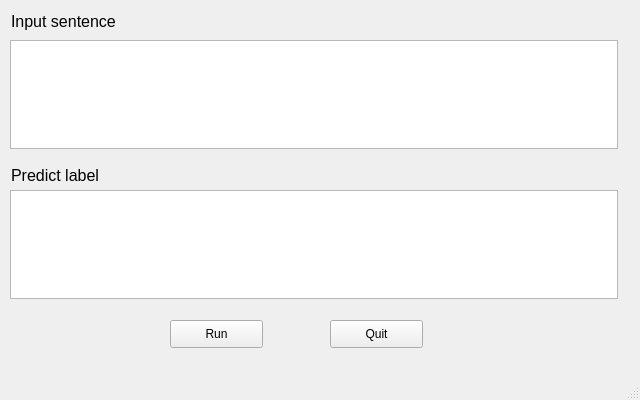
Before: the Qt Designer form Design.ui in SummerYee/20-graduation-project, drawn with Qt 5.
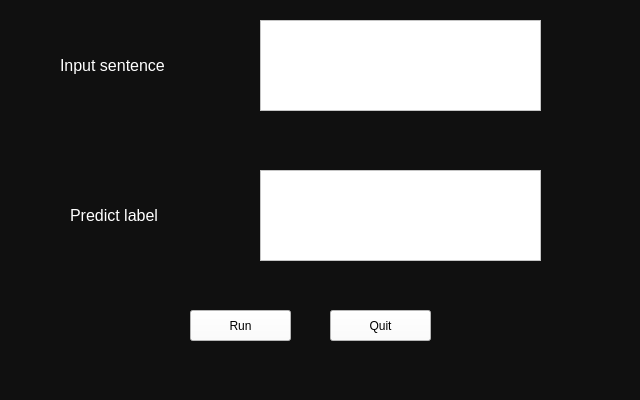
After: the same form once the commit is applied. Icons and pictures are not drawn.

```diff
--- a/Design.ui
+++ b/Design.ui
@@ -33,7 +33,7 @@
     <normaloff>小易.jpg</normaloff>小易.jpg</iconset>
   </property>
   <property name="styleSheet">
-   <string notr="true"/>
+   <string notr="true">background-color: rgb(16, 16, 16);</string>
   </property>
   <widget class="QWidget" name="centralwidget">
    <property name="minimumSize">
@@ -54,22 +54,31 @@
    <widget class="QTextEdit" name="input">
     <property name="geometry">
      <rect>
-      <x>10</x>
-      <y>40</y>
-      <width>608</width>
-      <height>109</height>
+      <x>260</x>
+      <y>20</y>
+      <width>281</width>
+      <height>91</height>
      </rect>
     </property>
+    <property name="toolTip">
+     <string>&lt;html&gt;&lt;head/&gt;&lt;body&gt;&lt;p align=&quot;center&quot;&gt;输入&lt;/p&gt;&lt;/body&gt;&lt;/html&gt;</string>
+    </property>
+    <property name="styleSheet">
+     <string notr="true">background-color: rgb(255, 255, 255);</string>
+    </property>
    </widget>
    <widget class="QPushButton" name="cancel">
     <property name="geometry">
      <rect>
       <x>330</x>
-      <y>320</y>
-      <width>93</width>
-      <height>28</height>
+      <y>310</y>
+      <width>101</width>
+      <height>31</height>
      </rect>
     </property>
+    <property name="styleSheet">
+     <string notr="true">background-color: rgb(255, 255, 255);</string>
+    </property>
     <property name="text">
      <string>Quit</string>
     </property>
@@ -77,48 +86,63 @@
    <widget class="QTextBrowser" name="output">
     <property name="geometry">
      <rect>
-      <x>10</x>
-      <y>190</y>
-      <width>608</width>
-      <height>109</height>
+      <x>260</x>
+      <y>170</y>
+      <width>281</width>
+      <height>91</height>
      </rect>
     </property>
+    <property name="styleSheet">
+     <string notr="true">background-color: rgb(255, 255, 255);</string>
+    </property>
    </widget>
    <widget class="QLabel" name="in1">
     <property name="geometry">
      <rect>
-      <x>11</x>
-      <y>11</y>
+      <x>60</x>
+      <y>50</y>
       <width>151</width>
-      <height>21</height>
+      <height>31</height>
      </rect>
     </property>
+    <property name="styleSheet">
+     <string notr="true"/>
+    </property>
     <property name="text">
-     <string>&lt;html&gt;&lt;head/&gt;&lt;body&gt;&lt;p&gt;&lt;span style=&quot; font-size:12pt;&quot;&gt;Input sentence&lt;/span&gt;&lt;/p&gt;&lt;/body&gt;&lt;/html&gt;</string>
+     <string>&lt;html&gt;&lt;head/&gt;&lt;body&gt;&lt;p&gt;&lt;span style=&quot; font-size:12pt; color:#ffffff;&quot;&gt;Input sentence&lt;/span&gt;&lt;/p&gt;&lt;/body&gt;&lt;/html&gt;</string>
     </property>
    </widget>
    <widget class="QLabel" name="out">
     <property name="geometry">
      <rect>
-      <x>11</x>
-      <y>160</y>
+      <x>70</x>
+      <y>200</y>
       <width>161</width>
       <height>31</height>
      </rect>
     </property>
+    <property name="styleSheet">
+     <string notr="true"/>
+    </property>
     <property name="text">
-     <string>&lt;html&gt;&lt;head/&gt;&lt;body&gt;&lt;p&gt;&lt;span style=&quot; font-size:12pt;&quot;&gt;Predict label&lt;/span&gt;&lt;/p&gt;&lt;/body&gt;&lt;/html&gt;</string>
+     <string>&lt;html&gt;&lt;head/&gt;&lt;body&gt;&lt;p&gt;&lt;span style=&quot; font-size:12pt; color:#ffffff;&quot;&gt;Predict label&lt;/span&gt;&lt;/p&gt;&lt;/body&gt;&lt;/html&gt;</string>
     </property>
    </widget>
    <widget class="QPushButton" name="run">
     <property name="geometry">
      <rect>
-      <x>170</x>
-      <y>320</y>
-      <width>93</width>
-      <height>28</height>
+      <x>190</x>
+      <y>310</y>
+      <width>101</width>
+      <height>31</height>
      </rect>
     </property>
+    <property name="styleSheet">
+     <string notr="true">border-color: rgb(255, 85, 255);
+background-color: rgb(255, 255, 255);
+
+border-wight：150px;</string>
+    </property>
     <property name="text">
      <string>Run</string>
     </property>
```
Left out of the diff: 2 changed lines with no effect on the pictures.
